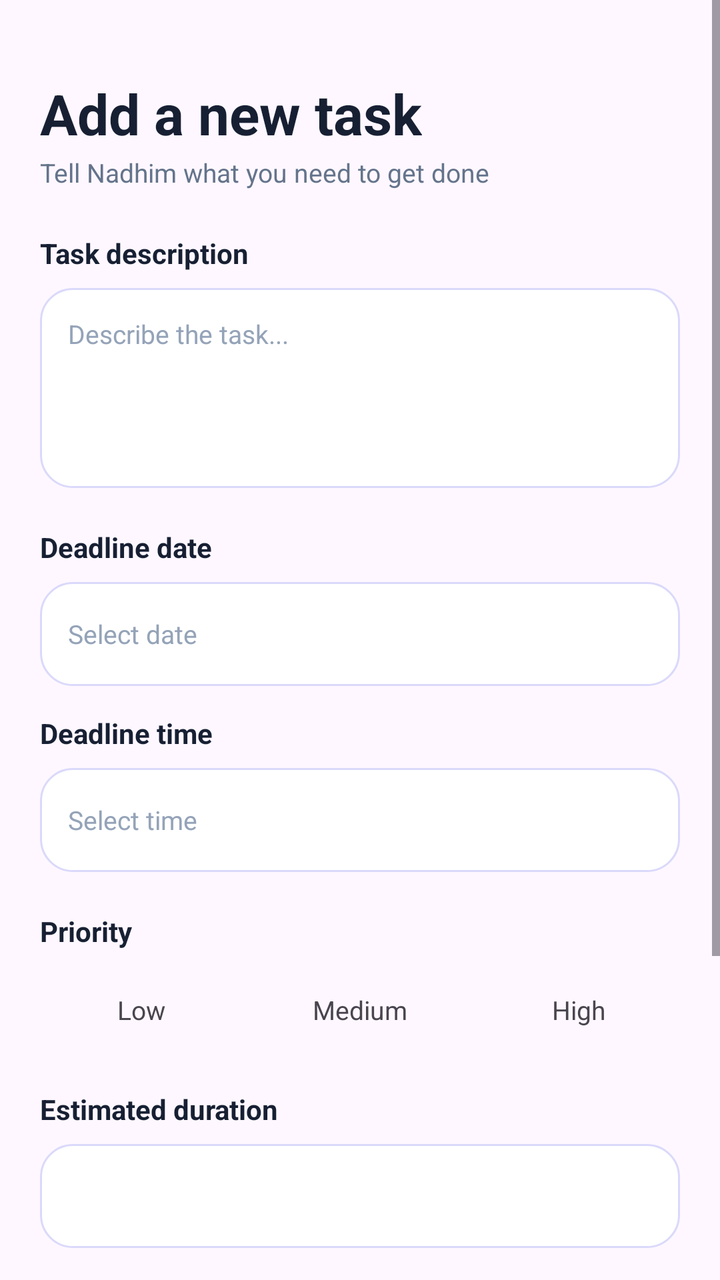
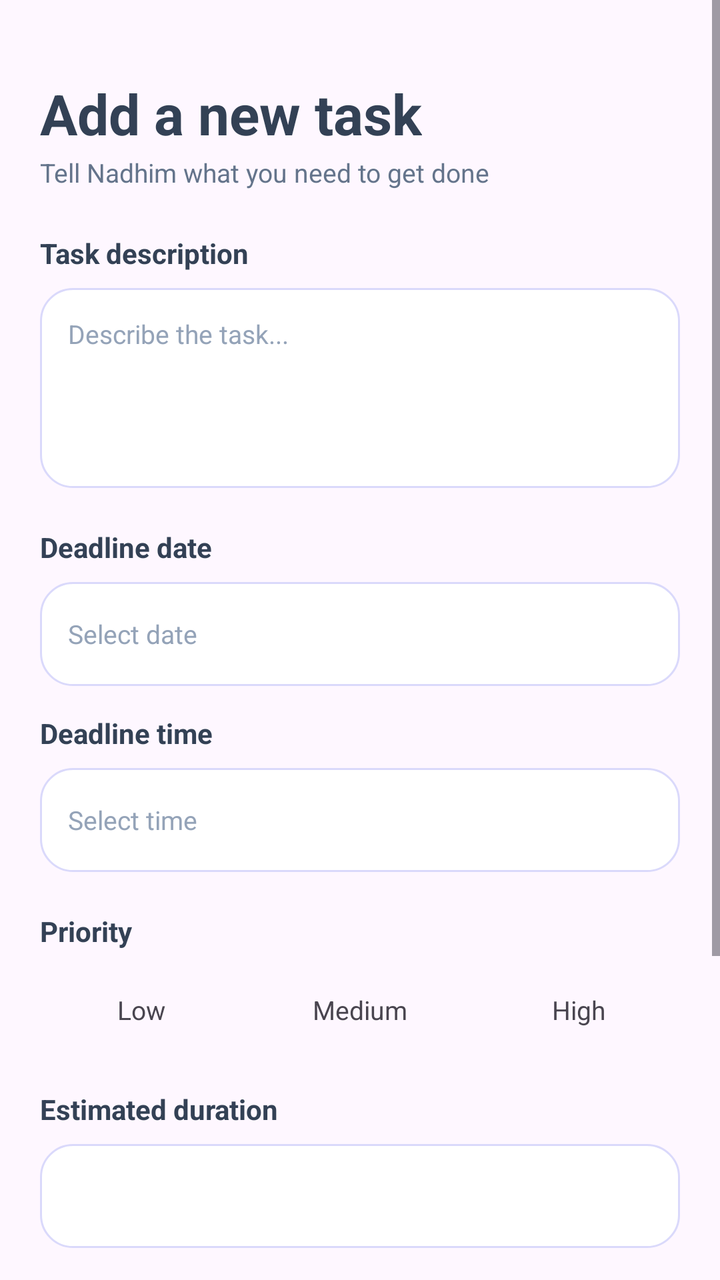

Compare the two renders of this Android layout. The source of the first and the diff that turns it into the second are given below.
<!-- AndroidManifest.xml: application theme AppTheme -->
<!-- res/layout/activity_add_task.xml -->
<?xml version="1.0" encoding="utf-8"?>
<LinearLayout xmlns:android="http://schemas.android.com/apk/res/android"
    android:layout_width="match_parent"
    android:layout_height="match_parent"
    android:orientation="vertical">
    <ScrollView
        android:layout_width="match_parent"
        android:layout_height="0dp"
        android:layout_weight="1"
        android:fillViewport="true">
        <LinearLayout
            android:layout_width="match_parent"
            android:layout_height="wrap_content"
            android:orientation="vertical"
            android:paddingStart="20dp"
            android:paddingTop="16dp"
            android:paddingEnd="20dp"
            android:paddingBottom="24dp">
            <TextView
                android:layout_width="wrap_content"
                android:layout_height="wrap_content"
                android:layout_marginTop="22dp"
                android:text="Add a new task"
                android:textColor="#172033"
                android:textSize="28sp"
                android:textStyle="bold" />
            <TextView
                android:layout_width="wrap_content"
                android:layout_height="wrap_content"
                android:layout_marginTop="2dp"
                android:text="Tell Nadhim what you need to get done"
                android:textColor="#64748B"
                android:textSize="13sp" />
            <TextView
                android:layout_width="wrap_content"
                android:layout_height="wrap_content"
                android:layout_marginTop="22dp"
                android:text="Task description"
                android:textColor="#172033"
                android:textSize="14sp"
                android:textStyle="bold" />
            <EditText
                android:id="@+id/descriptionInput"
                android:layout_width="match_parent"
                android:layout_height="wrap_content"
                android:layout_marginTop="8dp"
                android:background="@drawable/bg_card"
                android:gravity="top|start"
                android:hint="Describe the task..."
                android:inputType="textMultiLine|textCapSentences"
                android:minHeight="100dp"
                android:padding="14dp"
                android:textColor="#334155"
                android:textColorHint="#94A3B8"
                android:textSize="13sp" />
            <TextView
                android:layout_width="wrap_content"
                android:layout_height="wrap_content"
                android:layout_marginTop="20dp"
                android:text="Deadline date"
                android:textColor="#172033"
                android:textSize="14sp"
                android:textStyle="bold" />
            <TextView
                android:id="@+id/deadlineDateField"
                android:layout_width="match_parent"
                android:layout_height="52dp"
                android:layout_marginTop="8dp"
                android:background="@drawable/bg_card"
                android:clickable="true"
                android:focusable="true"
                android:gravity="center_vertical"
                android:paddingStart="14dp"
                android:paddingEnd="14dp"
                android:text="Select date"
                android:textColor="#94A3B8"
                android:textSize="13sp" />
            <TextView
                android:layout_width="wrap_content"
                android:layout_height="wrap_content"
                android:layout_marginTop="14dp"
                android:text="Deadline time"
                android:textColor="#172033"
                android:textSize="14sp"
                android:textStyle="bold" />
            <TextView
                android:id="@+id/deadlineTimeField"
                android:layout_width="match_parent"
                android:layout_height="52dp"
                android:layout_marginTop="8dp"
                android:background="@drawable/bg_card"
                android:clickable="true"
                android:focusable="true"
                android:gravity="center_vertical"
                android:paddingStart="14dp"
                android:paddingEnd="14dp"
                android:text="Select time"
                android:textColor="#94A3B8"
                android:textSize="13sp" />
            <TextView
                android:layout_width="wrap_content"
                android:layout_height="wrap_content"
                android:layout_marginTop="20dp"
                android:text="Priority"
                android:textColor="#172033"
                android:textSize="14sp"
                android:textStyle="bold" />
            <LinearLayout
                android:layout_width="match_parent"
                android:layout_height="wrap_content"
                android:layout_marginTop="10dp"
                android:orientation="horizontal">
                <TextView android:id="@+id/priorityLow" android:layout_width="0dp" android:layout_height="40dp" android:layout_weight="1" android:clickable="true" android:focusable="true" android:gravity="center" android:text="Low" android:textSize="13sp" />
                <TextView android:id="@+id/priorityMedium" android:layout_width="0dp" android:layout_height="40dp" android:layout_marginStart="8dp" android:layout_weight="1" android:clickable="true" android:focusable="true" android:gravity="center" android:text="Medium" android:textSize="13sp" />
                <TextView android:id="@+id/priorityHigh" android:layout_width="0dp" android:layout_height="40dp" android:layout_marginStart="8dp" android:layout_weight="1" android:clickable="true" android:focusable="true" android:gravity="center" android:text="High" android:textSize="13sp" />
            </LinearLayout>
            <TextView
                android:layout_width="wrap_content"
                android:layout_height="wrap_content"
                android:layout_marginTop="20dp"
                android:text="Estimated duration"
                android:textColor="#172033"
                android:textSize="14sp"
                android:textStyle="bold" />
            <TextView
                android:id="@+id/durationText"
                android:layout_width="match_parent"
                android:layout_height="52dp"
                android:layout_marginTop="8dp"
                android:background="@drawable/bg_card"
                android:clickable="true"
                android:focusable="true"
                android:gravity="center_vertical"
                android:paddingStart="14dp"
                android:paddingEnd="14dp"
                android:textColor="#334155"
                android:textSize="13sp" />
            <TextView
                android:layout_width="wrap_content"
                android:layout_height="wrap_content"
                android:layout_marginTop="20dp"
                android:text="Additional details"
                android:textColor="#172033"
                android:textSize="14sp"
                android:textStyle="bold" />
            <EditText
                android:id="@+id/detailsInput"
                android:layout_width="match_parent"
                android:layout_height="wrap_content"
                android:layout_marginTop="8dp"
                android:background="@drawable/bg_card"
                android:gravity="top|start"
                android:hint="Add notes or context (optional)"
                android:inputType="textMultiLine|textCapSentences"
                android:minHeight="80dp"
                android:padding="14dp"
                android:textColor="#334155"
                android:textColorHint="#94A3B8"
                android:textSize="13sp" />
            <TextView
                android:id="@+id/saveTaskButton"
                android:layout_width="match_parent"
                android:layout_height="56dp"
                android:layout_marginTop="26dp"
                android:clickable="true"
                android:focusable="true"
                android:gravity="center"
                android:text="Analyze with Nadhim"
                android:textColor="#FFFFFF"
                android:textSize="15sp"
                android:textStyle="bold" />
        </LinearLayout>
    </ScrollView>
</LinearLayout>
<!-- resources referenced by this layout -->
<resources>
  <!-- drawable bg_card (drawable) -->
  <?xml version="1.0" encoding="utf-8"?>
  <shape xmlns:android="http://schemas.android.com/apk/res/android"
      android:shape="rectangle">
      <corners android:radius="16dp" />
      <solid android:color="@color/card_background" />
      <stroke android:width="1dp" android:color="@color/border" />
  </shape>
  <style name="AppTheme" parent="android:style/Theme.Material.Light.NoActionBar">
          <item name="android:windowBackground">@color/screen_background</item>
          <item name="android:statusBarColor">@color/screen_background</item>
          <item name="android:windowLightStatusBar">true</item>
          <item name="android:navigationBarColor">@color/screen_background</item>
      </style>
  <color name="card_background">#FFFFFF</color>
  <color name="border">#DAD9FB</color>
  <color name="screen_background">#FAFFFE</color>
</resources>

<!-- the commit's change to res/layout/activity_add_task.xml (unified diff, before → after) -->
@@ -21,7 +21,7 @@
                 android:layout_height="wrap_content"
                 android:layout_marginTop="22dp"
                 android:text="Add a new task"
-                android:textColor="#172033"
+                android:textColor="@color/insight_dark"
                 android:textSize="28sp"
                 android:textStyle="bold" />
             <TextView
@@ -29,14 +29,14 @@
                 android:layout_height="wrap_content"
                 android:layout_marginTop="2dp"
                 android:text="Tell Nadhim what you need to get done"
-                android:textColor="#64748B"
+                android:textColor="@color/insight_muted"
                 android:textSize="13sp" />
             <TextView
                 android:layout_width="wrap_content"
                 android:layout_height="wrap_content"
                 android:layout_marginTop="22dp"
                 android:text="Task description"
-                android:textColor="#172033"
+                android:textColor="@color/insight_dark"
                 android:textSize="14sp"
                 android:textStyle="bold" />
             <EditText
@@ -50,15 +50,15 @@
                 android:inputType="textMultiLine|textCapSentences"
                 android:minHeight="100dp"
                 android:padding="14dp"
-                android:textColor="#334155"
-                android:textColorHint="#94A3B8"
+                android:textColor="@color/insight_dark"
+                android:textColorHint="@color/text_hint"
                 android:textSize="13sp" />
             <TextView
                 android:layout_width="wrap_content"
                 android:layout_height="wrap_content"
                 android:layout_marginTop="20dp"
                 android:text="Deadline date"
-                android:textColor="#172033"
+                android:textColor="@color/insight_dark"
                 android:textSize="14sp"
                 android:textStyle="bold" />
             <TextView
@@ -73,14 +73,14 @@
                 android:paddingStart="14dp"
                 android:paddingEnd="14dp"
                 android:text="Select date"
-                android:textColor="#94A3B8"
+                android:textColor="@color/text_hint"
                 android:textSize="13sp" />
             <TextView
                 android:layout_width="wrap_content"
                 android:layout_height="wrap_content"
                 android:layout_marginTop="14dp"
                 android:text="Deadline time"
-                android:textColor="#172033"
+                android:textColor="@color/insight_dark"
                 android:textSize="14sp"
                 android:textStyle="bold" />
             <TextView
@@ -95,14 +95,14 @@
                 android:paddingStart="14dp"
                 android:paddingEnd="14dp"
                 android:text="Select time"
-                android:textColor="#94A3B8"
+                android:textColor="@color/text_hint"
                 android:textSize="13sp" />
             <TextView
                 android:layout_width="wrap_content"
                 android:layout_height="wrap_content"
                 android:layout_marginTop="20dp"
                 android:text="Priority"
-                android:textColor="#172033"
+                android:textColor="@color/insight_dark"
                 android:textSize="14sp"
                 android:textStyle="bold" />
             <LinearLayout
@@ -119,7 +119,7 @@
                 android:layout_height="wrap_content"
                 android:layout_marginTop="20dp"
                 android:text="Estimated duration"
-                android:textColor="#172033"
+                android:textColor="@color/insight_dark"
                 android:textSize="14sp"
                 android:textStyle="bold" />
             <TextView
@@ -133,14 +133,14 @@
                 android:gravity="center_vertical"
                 android:paddingStart="14dp"
                 android:paddingEnd="14dp"
-                android:textColor="#334155"
+                android:textColor="@color/insight_dark"
                 android:textSize="13sp" />
             <TextView
                 android:layout_width="wrap_content"
                 android:layout_height="wrap_content"
                 android:layout_marginTop="20dp"
                 android:text="Additional details"
-                android:textColor="#172033"
+                android:textColor="@color/insight_dark"
                 android:textSize="14sp"
                 android:textStyle="bold" />
             <EditText
@@ -154,8 +154,8 @@
                 android:inputType="textMultiLine|textCapSentences"
                 android:minHeight="80dp"
                 android:padding="14dp"
-                android:textColor="#334155"
-                android:textColorHint="#94A3B8"
+                android:textColor="@color/insight_dark"
+                android:textColorHint="@color/text_hint"
                 android:textSize="13sp" />
             <TextView
                 android:id="@+id/saveTaskButton"
@@ -166,7 +166,7 @@
                 android:focusable="true"
                 android:gravity="center"
                 android:text="Analyze with Nadhim"
-                android:textColor="#FFFFFF"
+                android:textColor="@color/white"
                 android:textSize="15sp"
                 android:textStyle="bold" />
         </LinearLayout>
<!-- resource entries referenced after the edit -->
@@ -1,5 +1,9 @@
 <!-- resources referenced by this layout -->
 <resources>
+  <color name="insight_dark">#334155</color>
+  <color name="insight_muted">#64748B</color>
+  <color name="text_hint">#94A3B8</color>
+  <color name="white">#FFFFFF</color>
   <!-- drawable bg_card (drawable) -->
   <?xml version="1.0" encoding="utf-8"?>
   <shape xmlns:android="http://schemas.android.com/apk/res/android"
